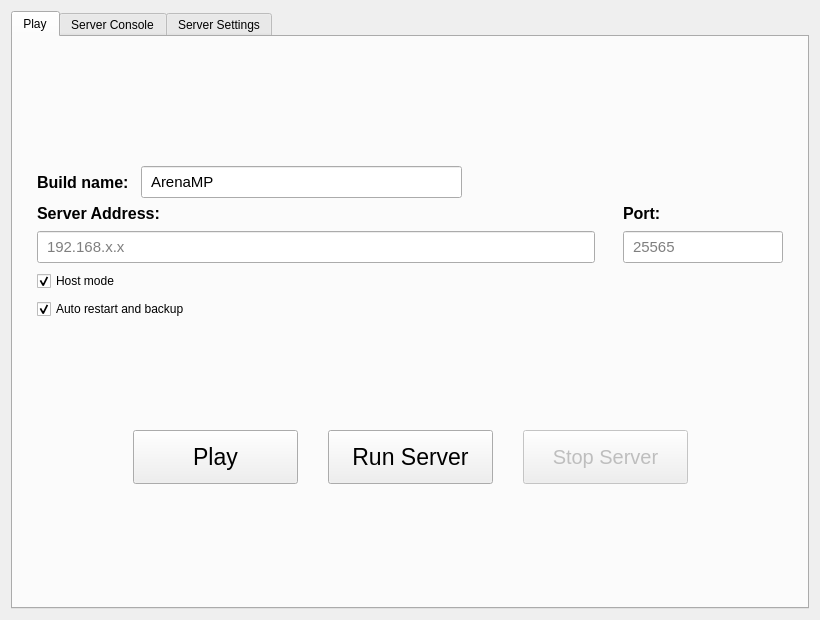
The window that files/ui/playpage.ui (pporsilkde/AMP) describes before a commit, drawn with Qt 5.
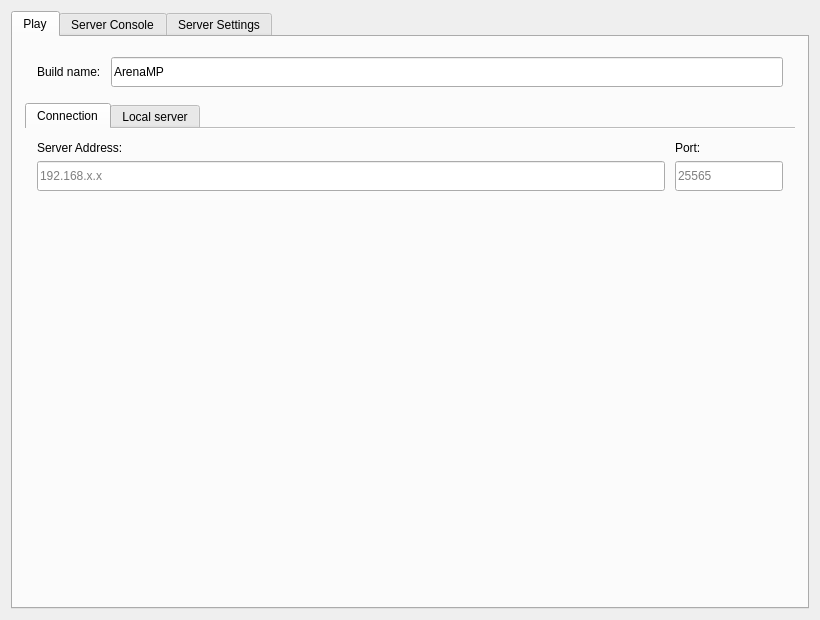
The same window after the commit.

What changed in the file:
```diff
--- a/files/ui/playpage.ui
+++ b/files/ui/playpage.ui
@@ -21,93 +21,118 @@
        <string>Play</string>
       </attribute>
       <layout class="QVBoxLayout" name="playTabLayout">
+       <property name="spacing">
+        <number>8</number>
+       </property>
        <property name="leftMargin">
-        <number>24</number>
+        <number>12</number>
        </property>
        <property name="topMargin">
-        <number>24</number>
+        <number>12</number>
        </property>
        <property name="rightMargin">
-        <number>24</number>
+        <number>12</number>
        </property>
        <property name="bottomMargin">
-        <number>18</number>
+        <number>10</number>
        </property>
        <item>
-        <spacer name="playTopSpacer">
-         <property name="orientation">
-          <enum>Qt::Vertical</enum>
+        <widget class="QFrame" name="buildHeaderCard">
+         <property name="frameShape">
+          <enum>QFrame::NoFrame</enum>
          </property>
-         <property name="sizeHint" stdset="0">
-          <size>
-           <width>20</width>
-           <height>38</height>
-          </size>
+         <property name="arenaCard" stdset="0">
+          <bool>true</bool>
          </property>
-        </spacer>
-       </item>
-       <item>
         <layout class="QHBoxLayout" name="buildNameLayout">
          <property name="spacing">
+           <number>10</number>
+          </property>
+          <property name="leftMargin">
           <number>12</number>
          </property>
+          <property name="topMargin">
+           <number>8</number>
+          </property>
+          <property name="rightMargin">
+           <number>12</number>
+          </property>
+          <property name="bottomMargin">
+           <number>8</number>
+          </property>
          <item>
           <widget class="QLabel" name="buildNameLabel">
            <property name="text">
             <string>Build name:</string>
            </property>
-           <property name="styleSheet">
-            <string notr="true">font-size: 12pt; font-weight: 500;</string>
-           </property>
           </widget>
          </item>
          <item>
           <widget class="QLineEdit" name="buildNameEdit">
+            <property name="sizePolicy">
+             <sizepolicy hsizetype="Expanding" vsizetype="Fixed">
+              <horstretch>1</horstretch>
+              <verstretch>0</verstretch>
+             </sizepolicy>
+            </property>
+            <property name="minimumSize">
+             <size>
+              <width>280</width>
+              <height>30</height>
+             </size>
+            </property>
            <property name="text">
             <string>ArenaMP</string>
            </property>
-           <property name="minimumSize">
-            <size>
-             <width>320</width>
-             <height>32</height>
-            </size>
-           </property>
-           <property name="styleSheet">
-            <string notr="true">font-size: 11pt; padding: 3px 7px;</string>
-           </property>
-          </widget>
-         </item>
-         <item>
-          <spacer name="buildNameSpacer">
-           <property name="orientation">
-            <enum>Qt::Horizontal</enum>
-           </property>
-           <property name="sizeHint" stdset="0">
-            <size>
-             <width>40</width>
-             <height>20</height>
-            </size>
-           </property>
-          </spacer>
-         </item>
-        </layout>
+           </widget>
+          </item>
+         </layout>
+        </widget>
        </item>
+       <item>
+        <widget class="QTabWidget" name="playModeTabs">
+         <property name="currentIndex">
+          <number>0</number>
+         </property>
+         <property name="documentMode">
+          <bool>true</bool>
+         </property>
+         <property name="arenaSegmented" stdset="0">
+          <bool>true</bool>
+         </property>
+         <widget class="QWidget" name="connectionTab">
+          <attribute name="title">
+           <string>Connection</string>
+          </attribute>
+          <layout class="QVBoxLayout" name="connectionTabLayout">
+           <property name="spacing">
+            <number>8</number>
+           </property>
+           <property name="leftMargin">
+            <number>12</number>
+           </property>
+           <property name="topMargin">
+            <number>12</number>
+           </property>
+           <property name="rightMargin">
+            <number>12</number>
+           </property>
+           <property name="bottomMargin">
+            <number>12</number>
+           </property>
        <item>
         <layout class="QGridLayout" name="serverConnectionLayout">
          <property name="horizontalSpacing">
-          <number>28</number>
+              <number>10</number>
          </property>
          <property name="verticalSpacing">
-          <number>8</number>
+              <number>6</number>
          </property>
          <item row="0" column="0">
           <widget class="QLabel" name="serverLabel">
            <property name="text">
             <string>Server Address:</string>
            </property>
-           <property name="styleSheet">
-            <string notr="true">font-size: 12pt; font-weight: 500;</string>
-           </property>
           </widget>
          </item>
          <item row="0" column="1">
@@ -115,50 +140,84 @@
            <property name="text">
             <string>Port:</string>
            </property>
-           <property name="styleSheet">
-            <string notr="true">font-size: 12pt; font-weight: 500;</string>
-           </property>
           </widget>
          </item>
          <item row="1" column="0">
           <widget class="QLineEdit" name="serverAddressEdit">
+               <property name="sizePolicy">
+                <sizepolicy hsizetype="Expanding" vsizetype="Fixed">
+                 <horstretch>1</horstretch>
+                 <verstretch>0</verstretch>
+                </sizepolicy>
+               </property>
            <property name="minimumSize">
             <size>
-             <width>300</width>
-             <height>32</height>
+                 <width>260</width>
+                 <height>30</height>
             </size>
            </property>
            <property name="placeholderText">
             <string>192.168.x.x</string>
            </property>
-           <property name="styleSheet">
-            <string notr="true">font-size: 11pt; padding: 3px 7px;</string>
-           </property>
           </widget>
          </item>
          <item row="1" column="1">
           <widget class="QLineEdit" name="serverPortEdit">
            <property name="minimumSize">
             <size>
-             <width>130</width>
-             <height>32</height>
+                 <width>105</width>
+                 <height>30</height>
             </size>
            </property>
            <property name="maximumSize">
             <size>
-             <width>160</width>
-             <height>32</height>
+                 <width>125</width>
+                 <height>30</height>
             </size>
            </property>
            <property name="placeholderText">
             <string>25565</string>
            </property>
-           <property name="styleSheet">
-            <string notr="true">font-size: 11pt; padding: 3px 7px;</string>
-           </property>
-          </widget>
-         </item>
-         <item row="2" column="0" colspan="2">
+              </widget>
+             </item>
+            </layout>
+           </item>
+           <item>
+            <spacer name="connectionBottomSpacer">
+             <property name="orientation">
+              <enum>Qt::Vertical</enum>
+             </property>
+             <property name="sizeHint" stdset="0">
+              <size>
+               <width>20</width>
+               <height>10</height>
+              </size>
+             </property>
+            </spacer>
+           </item>
+          </layout>
+         </widget>
+         <widget class="QWidget" name="hostTab">
+          <attribute name="title">
+           <string>Local server</string>
+          </attribute>
+          <layout class="QVBoxLayout" name="hostSettingsLayout">
+           <property name="spacing">
+            <number>8</number>
+           </property>
+           <property name="leftMargin">
+            <number>12</number>
+           </property>
+           <property name="topMargin">
+            <number>12</number>
+           </property>
+           <property name="rightMargin">
+            <number>12</number>
+           </property>
+           <property name="bottomMargin">
+            <number>12</number>
+           </property>
+           <item>
           <widget class="QCheckBox" name="autoStartServerCheckBox">
            <property name="text">
             <string>Host mode</string>
@@ -168,7 +227,7 @@
            </property>
           </widget>
          </item>
-         <item row="3" column="0" colspan="2">
+           <item>
           <widget class="QCheckBox" name="autoRestartServerCheckBox">
            <property name="text">
             <string>Auto restart and backup</string>
@@ -178,77 +237,53 @@
            </property>
           </widget>
          </item>
-        </layout>
-       </item>
        <item>
-        <spacer name="playMiddleSpacer">
-         <property name="orientation">
-          <enum>Qt::Vertical</enum>
-         </property>
-         <property name="sizeHint" stdset="0">
-          <size>
-           <width>20</width>
-           <height>55</height>
-          </size>
-         </property>
-        </spacer>
-       </item>
-       <item>
-        <layout class="QHBoxLayout" name="playButtonsLayout">
+            <layout class="QHBoxLayout" name="hostServerButtonsLayout">
          <property name="spacing">
-          <number>30</number>
-         </property>
-         <item>
-          <spacer name="playButtonsLeftSpacer">
-           <property name="orientation">
-            <enum>Qt::Horizontal</enum>
-           </property>
-           <property name="sizeHint" stdset="0">
-            <size>
-             <width>30</width>
-             <height>20</height>
-            </size>
-           </property>
-          </spacer>
-         </item>
+              <number>8</number>
+             </property>
          <item>
           <widget class="QPushButton" name="playButton">
-           <property name="minimumSize">
-            <size>
-             <width>165</width>
-             <height>54</height>
-            </size>
+               <property name="visible">
+                <bool>false</bool>
            </property>
            <property name="text">
             <string>Play</string>
            </property>
-           <property name="styleSheet">
-            <string notr="true">font-size: 17pt;</string>
-           </property>
-          </widget>
-         </item>
+              </widget>
+             </item>
+             <item>
+              <spacer name="playButtonsLeftSpacer">
+               <property name="orientation">
+                <enum>Qt::Horizontal</enum>
+               </property>
+               <property name="sizeHint" stdset="0">
+                <size>
+                 <width>40</width>
+                 <height>20</height>
+                </size>
+               </property>
+              </spacer>
+             </item>
          <item>
           <widget class="QPushButton" name="serverButton">
            <property name="minimumSize">
             <size>
-             <width>165</width>
-             <height>54</height>
+                 <width>150</width>
+                 <height>36</height>
             </size>
            </property>
            <property name="text">
             <string>Run Server</string>
            </property>
-           <property name="styleSheet">
-            <string notr="true">font-size: 17pt;</string>
-           </property>
           </widget>
          </item>
          <item>
           <widget class="QPushButton" name="stopServerButton">
            <property name="minimumSize">
             <size>
-             <width>165</width>
-             <height>54</height>
+                 <width>150</width>
+                 <height>36</height>
             </size>
            </property>
            <property name="text">
@@ -257,9 +292,6 @@
            <property name="enabled">
             <bool>false</bool>
            </property>
-           <property name="styleSheet">
-            <string notr="true">font-size: 15pt;</string>
-           </property>
           </widget>
          </item>
          <item>
@@ -269,7 +301,7 @@
            </property>
            <property name="sizeHint" stdset="0">
             <size>
-             <width>30</width>
+                 <width>40</width>
              <height>20</height>
             </size>
            </property>
@@ -278,17 +310,21 @@
         </layout>
        </item>
        <item>
-        <spacer name="playBottomSpacer">
+            <spacer name="hostBottomSpacer">
          <property name="orientation">
           <enum>Qt::Vertical</enum>
          </property>
          <property name="sizeHint" stdset="0">
           <size>
            <width>20</width>
-           <height>30</height>
+               <height>10</height>
           </size>
          </property>
         </spacer>
+           </item>
+          </layout>
+         </widget>
+        </widget>
        </item>
       </layout>
      </widget>
```
Left out of the diff: 296 changed lines with no effect on the pictures. Lines whose indentation alone changed are shown as unchanged.
